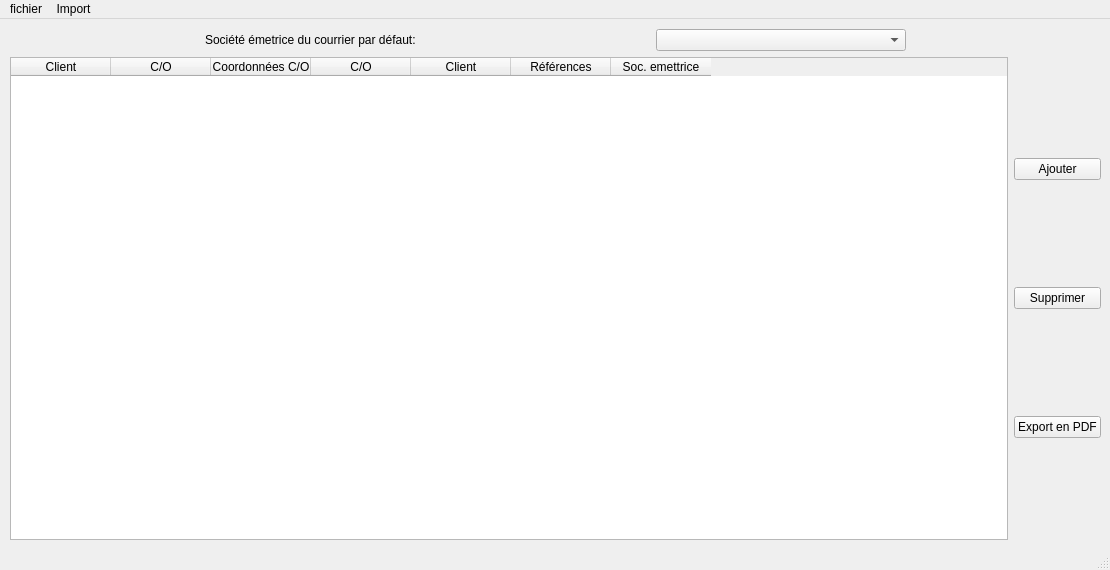
Before: the Qt Designer form ui/mainwindow.ui in jphoubion/COMailPrinting, drawn with Qt 5.
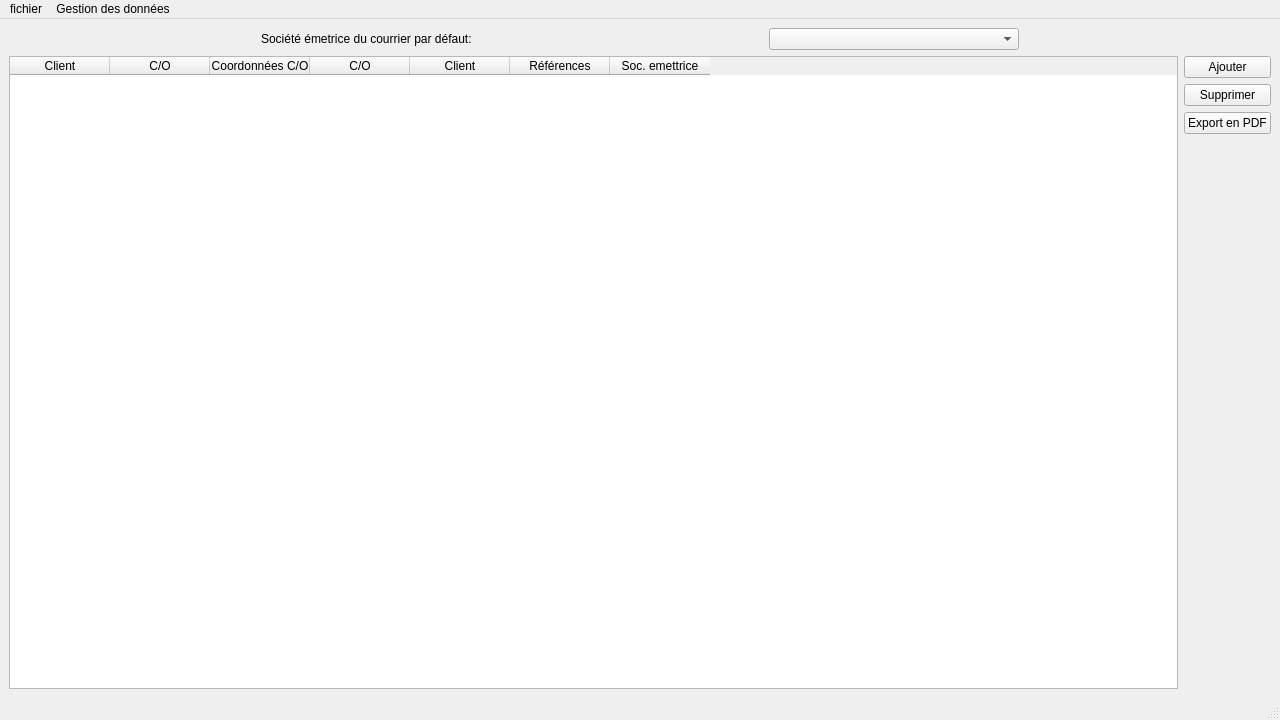
After: the same form once the commit is applied.

```diff
--- a/ui/mainwindow.ui
+++ b/ui/mainwindow.ui
@@ -6,8 +6,8 @@
    <rect>
     <x>0</x>
     <y>0</y>
-    <width>1110</width>
-    <height>570</height>
+    <width>1280</width>
+    <height>720</height>
    </rect>
   </property>
   <property name="windowTitle">
@@ -17,15 +17,8 @@
    <string notr="true"/>
   </property>
   <widget class="QWidget" name="centralwidget">
-   <widget class="QWidget" name="layoutWidget">
-    <property name="geometry">
-     <rect>
-      <x>10</x>
-      <y>10</y>
-      <width>1091</width>
-      <height>511</height>
-     </rect>
-    </property>
+   <layout class="QGridLayout" name="gridLayout">
+    <item row="0" column="0">
     <layout class="QVBoxLayout" name="verticalLayout_2">
      <item>
       <layout class="QHBoxLayout" name="horizontalLayout">
@@ -135,12 +128,26 @@
            </property>
           </widget>
          </item>
+          <item>
+           <spacer name="verticalSpacer">
+            <property name="orientation">
+             <enum>Qt::Vertical</enum>
+            </property>
+            <property name="sizeHint" stdset="0">
+             <size>
+              <width>20</width>
+              <height>40</height>
+             </size>
+            </property>
+           </spacer>
+          </item>
         </layout>
        </item>
       </layout>
      </item>
     </layout>
-   </widget>
+    </item>
+   </layout>
   </widget>
   <widget class="QStatusBar" name="statusbar"/>
   <widget class="QMenuBar" name="menubar">
@@ -148,8 +155,8 @@
     <rect>
      <x>0</x>
      <y>0</y>
-     <width>1110</width>
-     <height>22</height>
+     <width>1280</width>
+     <height>20</height>
     </rect>
    </property>
    <widget class="QMenu" name="menufichier">
@@ -161,7 +168,7 @@
    </widget>
    <widget class="QMenu" name="menuImport">
     <property name="title">
-     <string>Import</string>
+     <string>Gestion des données</string>
     </property>
     <addaction name="actionImport_customers"/>
     <addaction name="actionAddImportCustomers"/>
```
Left out of the diff: 16 changed lines with no effect on the pictures. Lines whose indentation alone changed are shown as unchanged.
